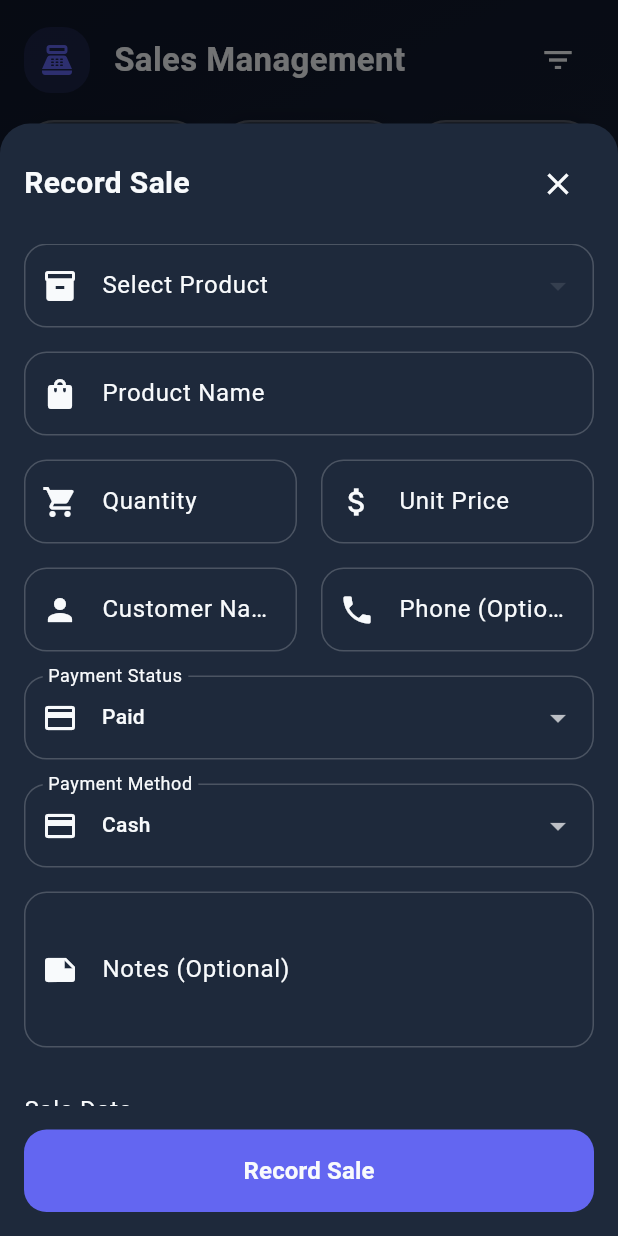
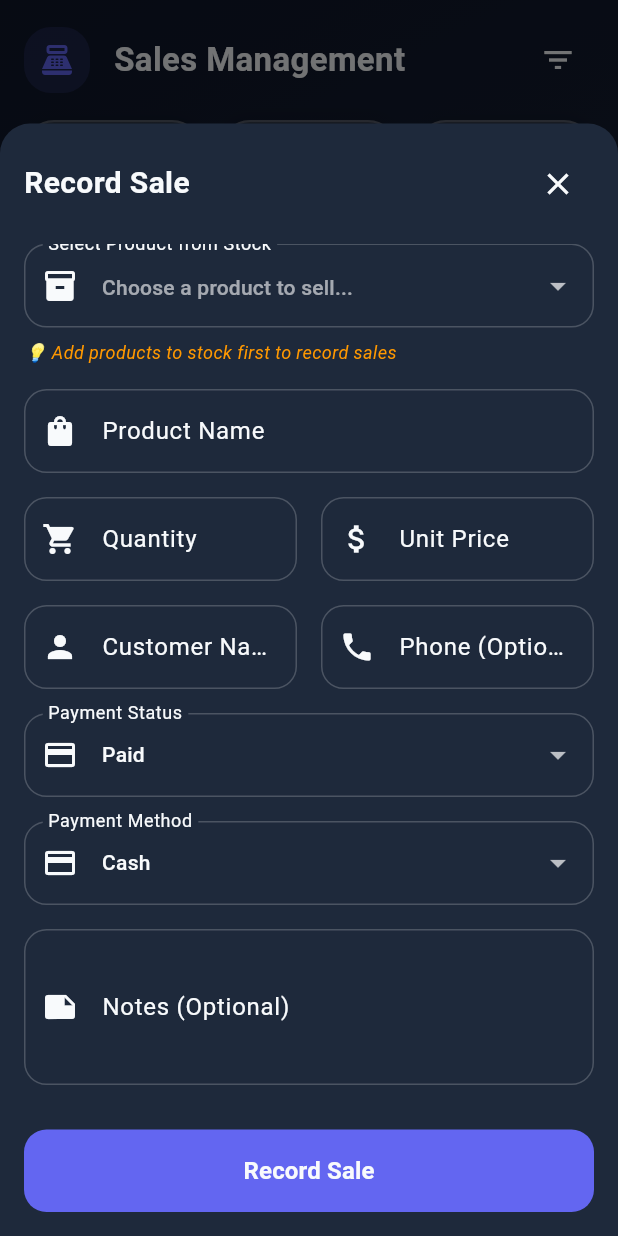
Before and after one commit to PraiseTechzw/biztracker, a Flutter app: the SalesScreen screen opened directly, after a tap on the "add" icon, on a phone screen of 412 x 824 dp. Run offline on Flutter 3.47's test engine with Material 3 defaults, Android fonts, the phone set to English and light mode, and no system bars; our stand-ins replace image_picker, isar; accounts and stored records are empty; generated files the repository leaves out were written again.

Commit message:
Refactor SalesScreen and Navigation for improved functionality and UI
- Removed unused imports and streamlined the SalesScreen layout by eliminating stock statistics display.
- Updated product selection dropdown to show availability and added a message for when no products are in stock.
- Enhanced stock status indicators for better clarity on product availability.
- Improved overall UI consistency and user experience in the SalesScreen.

```diff
--- a/lib/screens/dashboard_screen.dart
+++ b/lib/screens/dashboard_screen.dart
@@ -6,10 +6,8 @@ import 'package:flutter/material.dart';
 import 'package:intl/intl.dart';
 import '../utils/glassmorphism_theme.dart';
 import '../services/database_service.dart';
-import '../models/business_data.dart';
 import 'settings_screen.dart';
 import 'notifications_screen.dart';
-import '../models/business_profile.dart';
 
 class DashboardScreen extends StatefulWidget {
   const DashboardScreen({super.key});
--- a/lib/screens/main_navigation_screen.dart
+++ b/lib/screens/main_navigation_screen.dart
@@ -5,7 +5,6 @@ import 'dashboard_screen.dart';
 import 'stock_screen.dart';
 import 'sales_screen.dart';
 import 'reports_screen.dart';
-import 'notifications_screen.dart';
 import 'profile_screen.dart';
 
 class MainNavigationScreen extends StatefulWidget {
--- a/lib/screens/sales_screen.dart
+++ b/lib/screens/sales_screen.dart
@@ -20,7 +20,7 @@ class _SalesScreenState extends State<SalesScreen> {
   double totalProfit = 0.0;
   double totalPaid = 0.0;
   double totalCredit = 0.0;
-  String selectedPaymentFilter = 'All'; // All, Paid, Credit, Partial
+  String selectedPaymentFilter = 'All';
 
   @override
   void initState() {
@@ -181,13 +181,6 @@ class _SalesScreenState extends State<SalesScreen> {
   }
 
   Widget _buildSalesSummary() {
-    // Calculate stock statistics
-    final totalStockItems = stocks.length;
-    final lowStockItems = stocks
-        .where((stock) => stock.quantity <= stock.reorderLevel)
-        .length;
-    final outOfStockItems = stocks.where((stock) => stock.quantity <= 0).length;
-
     return Column(
       children: [
         Row(
@@ -238,37 +231,6 @@ class _SalesScreenState extends State<SalesScreen> {
                 '\$${NumberFormat('#,##0.00').format(totalCredit)}',
                 Icons.credit_card,
                 Colors.orange,
-              ),
-            ),
-          ],
-        ),
-        const SizedBox(height: 12),
-        Row(
-          children: [
-            Expanded(
-              child: _buildSummaryCard(
-                'Stock Items',
-                totalStockItems.toString(),
-                Icons.inventory,
-                Colors.blue,
-              ),
-            ),
-            const SizedBox(width: 12),
-            Expanded(
-              child: _buildSummaryCard(
-                'Low Stock',
-                lowStockItems.toString(),
-                Icons.warning,
-                Colors.orange,
-              ),
-            ),
-            const SizedBox(width: 12),
-            Expanded(
-              child: _buildSummaryCard(
-                'Out of Stock',
-                outOfStockItems.toString(),
-                Icons.cancel,
-                Colors.red,
               ),
             ),
           ],
@@ -486,10 +448,7 @@ class _SalesScreenState extends State<SalesScreen> {
                     Row(
                       children: [
                         Expanded(
-                          child: Column(
-                            crossAxisAlignment: CrossAxisAlignment.start,
-                            children: [
-                              Text(
+                          child: Text(
                             sale.productName,
                             style: const TextStyle(
                               color: GlassmorphismTheme.textColor,
@@ -497,26 +456,6 @@ class _SalesScreenState extends State<SalesScreen> {
                               fontWeight: FontWeight.w600,
                             ),
                             overflow: TextOverflow.ellipsis,
-                              ),
-                              if (stock.quantity <= 0)
-                                const Text(
-                                  '❌ Out of Stock',
-                                  style: TextStyle(
-                                    color: Colors.red,
-                                    fontSize: 11,
-                                    fontWeight: FontWeight.w500,
-                                  ),
-                                )
-                              else if (stock.quantity <= stock.reorderLevel)
-                                const Text(
-                                  '⚠️ Low Stock',
-                                  style: TextStyle(
-                                    color: Colors.orange,
-                                    fontSize: 11,
-                                    fontWeight: FontWeight.w500,
-                                  ),
-                                ),
-                            ],
                           ),
                         ),
                         _buildPaymentStatusChip(
@@ -724,35 +663,52 @@ class _SalesScreenState extends State<SalesScreen> {
                         // Product Selection
                         DropdownButtonFormField<Stock>(
                           decoration: const InputDecoration(
-                            labelText: 'Select Product',
+                            labelText: 'Select Product from Stock',
                             prefixIcon: Icon(Icons.inventory),
                             border: OutlineInputBorder(),
+                            hintText: 'Choose a product to sell...',
                           ),
                           value: selectedStock,
-                          items: stocks.map((stock) {
-                            final isAvailable = _isProductAvailableForSale(
+                          items:
+                              stocks
+                                  .where((stock) => stock.quantity > 0)
+                                  .isEmpty
+                              ? [
+                                  const DropdownMenuItem<Stock>(
+                                    enabled: false,
+                                    child: Text(
+                                      'No products available in stock',
+                                      style: TextStyle(
+                                        color: Colors.grey,
+                                        fontStyle: FontStyle.italic,
+                                      ),
+                                    ),
+                                  ),
+                                ]
+                              : stocks.where((stock) => stock.quantity > 0).map((
                                   stock,
-                            );
+                                ) {
                                   return DropdownMenuItem(
-                              value: isAvailable ? stock : null,
-                              enabled: isAvailable,
+                                    value: stock,
                                     child: Row(
                                       children: [
                                         Container(
                                           width: 40,
                                           height: 40,
                                           decoration: BoxDecoration(
-                                      color: GlassmorphismTheme.primaryColor
+                                            color: GlassmorphismTheme
+                                                .primaryColor
                                                 .withOpacity(0.1),
-                                      borderRadius: BorderRadius.circular(8),
+                                            borderRadius: BorderRadius.circular(
+                                              8,
+                                            ),
                                           ),
                                           child:
                                               stock.imagePath != null &&
                                                   stock.imagePath!.isNotEmpty
                                               ? ClipRRect(
-                                            borderRadius: BorderRadius.circular(
-                                              8,
-                                            ),
+                                                  borderRadius:
+                                                      BorderRadius.circular(8),
                                                   child: Image.file(
                                                     File(stock.imagePath!),
                                                     fit: BoxFit.cover,
@@ -763,7 +719,8 @@ class _SalesScreenState extends State<SalesScreen> {
                                                           stackTrace,
                                                         ) => Icon(
                                                           Icons.inventory,
-                                                    color: GlassmorphismTheme
+                                                          color:
+                                                              GlassmorphismTheme
                                                                   .primaryColor,
                                                           size: 20,
                                                         ),
@@ -771,8 +728,8 @@ class _SalesScreenState extends State<SalesScreen> {
                                                 )
                                               : Icon(
                                                   Icons.inventory,
-                                            color:
-                                                GlassmorphismTheme.primaryColor,
+                                                  color: GlassmorphismTheme
+                                                      .primaryColor,
                                                   size: 20,
                                                 ),
                                         ),
@@ -790,24 +747,13 @@ class _SalesScreenState extends State<SalesScreen> {
                                                 ),
                                               ),
                                               Text(
-                                          'Stock: ${stock.quantity} | Price: \$${NumberFormat('#,##0.00').format(stock.unitSellingPrice)}',
-                                          style: TextStyle(
+                                                'Available: ${stock.quantity} | Price: \$${NumberFormat('#,##0.00').format(stock.unitSellingPrice)}',
+                                                style: const TextStyle(
                                                   fontSize: 12,
-                                            color: isAvailable
-                                                ? Colors.grey
-                                                : Colors.red,
-                                          ),
-                                        ),
-                                        if (!isAvailable)
-                                          const Text(
-                                            '❌ Out of Stock',
-                                            style: TextStyle(
-                                              fontSize: 11,
-                                              color: Colors.red,
-                                              fontWeight: FontWeight.w500,
-                                            ),
-                                          )
-                                        else if (stock.quantity <=
+                                                  color: Colors.grey,
+                                                ),
+                                              ),
+                                              if (stock.quantity <=
                                                   stock.reorderLevel)
                                                 const Text(
                                                   '⚠️ Low Stock',
@@ -842,6 +788,18 @@ class _SalesScreenState extends State<SalesScreen> {
                             return null;
                           },
                         ),
+                        if (stocks.where((stock) => stock.quantity > 0).isEmpty)
+                          Padding(
+                            padding: const EdgeInsets.only(top: 8.0),
+                            child: Text(
+                              '💡 Add products to stock first to record sales',
+                              style: const TextStyle(
+                                color: Colors.orange,
+                                fontSize: 12,
+                                fontStyle: FontStyle.italic,
+                              ),
+                            ),
+                          ),
                         const SizedBox(height: 16),
 
                         TextFormField(
@@ -882,6 +840,9 @@ class _SalesScreenState extends State<SalesScreen> {
                                     return 'Please enter a valid number';
                                   }
                                   final qty = double.parse(value);
+                                  if (qty <= 0) {
+                                    return 'Quantity must be greater than 0';
+                                  }
                                   if (selectedStock != null &&
                                       qty > selectedStock!.quantity) {
                                     return 'Insufficient stock (${selectedStock!.quantity} available)';
@@ -1347,11 +1308,16 @@ class _SalesScreenState extends State<SalesScreen> {
                                         ),
                                       ),
                                       Text(
-                                        _getStockStatusText(selectedStock!),
-                                        style: TextStyle(
-                                          color: _getStockStatusColor(
-                                            selectedStock!,
-                                          ),
+                                        selectedStock!.quantity <=
+                                                selectedStock!.reorderLevel
+                                            ? 'Low Stock'
+                                            : 'In Stock',
+                                        style: TextStyle(
+                                          color:
+                                              selectedStock!.quantity <=
+                                                  selectedStock!.reorderLevel
+                                              ? Colors.orange
+                                              : Colors.green,
                                           fontWeight: FontWeight.bold,
                                         ),
                                       ),
@@ -1575,28 +1541,4 @@ class _SalesScreenState extends State<SalesScreen> {
       return '0.00';
     }
   }
-
-  bool _isProductAvailableForSale(Stock stock) {
-    return stock.quantity > 0;
-  }
-
-  String _getStockStatusText(Stock stock) {
-    if (stock.quantity <= 0) {
-      return 'Out of Stock';
-    } else if (stock.quantity <= stock.reorderLevel) {
-      return 'Low Stock';
-    } else {
-      return 'In Stock';
-    }
-  }
-
-  Color _getStockStatusColor(Stock stock) {
-    if (stock.quantity <= 0) {
-      return Colors.red;
-    } else if (stock.quantity <= stock.reorderLevel) {
-      return Colors.orange;
-    } else {
-      return Colors.green;
-    }
-  }
-}
+}
```
Lines whose indentation alone changed are shown as unchanged.
